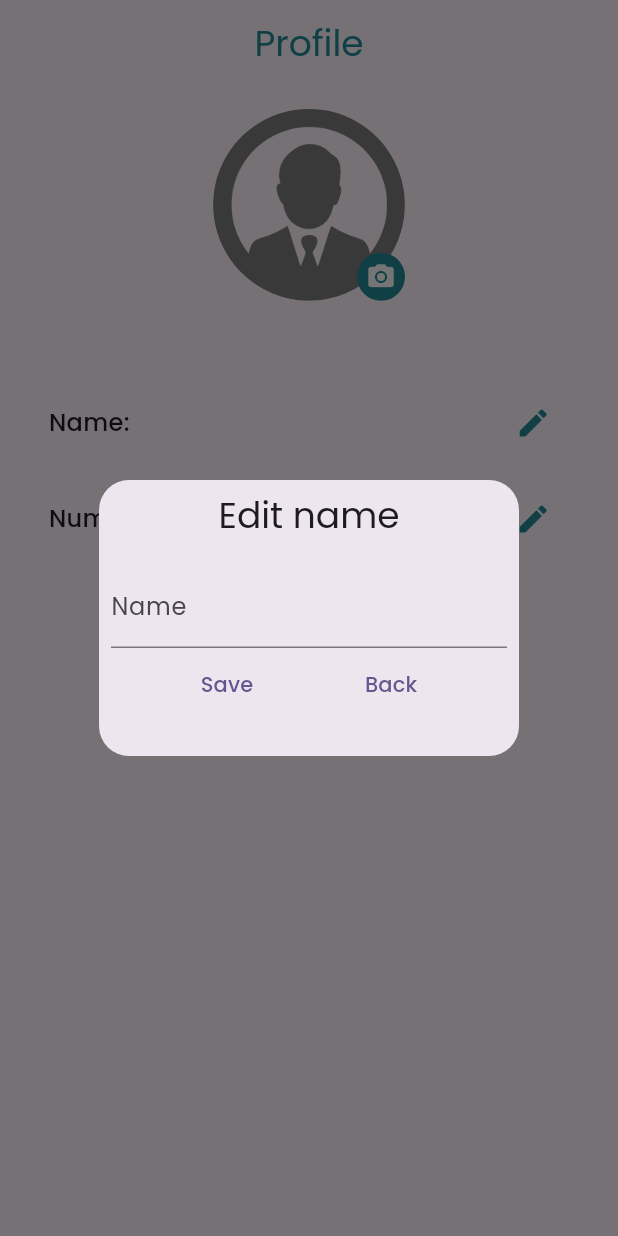
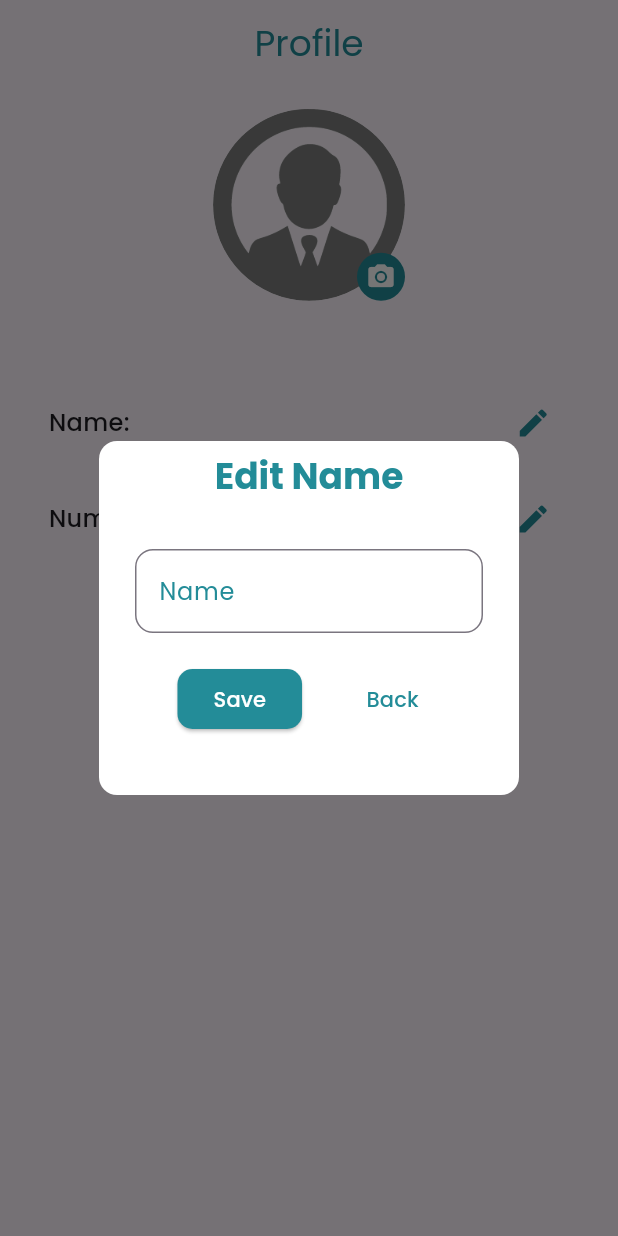
Before and after one commit to adhilfouzi/playtime, a Flutter app: the EditUser screen opened directly, after a tap on the "edit" icon, on a phone screen of 412 x 824 dp. Run offline on Flutter 3.47's test engine with Material 3 defaults, Android fonts, the light colour scheme and no system bars; drawn by our look-alikes of cached_network_image; our stand-ins replace carousel_slider, cloud_firestore, firebase_auth, firebase_core, firebase_storage, flutter_image_compress and 11 more; missing offline and left inert: razorpay_flutter; accounts and stored records are empty; network calls fail.

Commit message:
Resolved in editing user profile

```diff
--- a/lib/view/course/profile/screens/edit_profile.dart
+++ b/lib/view/course/profile/screens/edit_profile.dart
@@ -85,21 +85,21 @@ class EditUser extends StatelessWidget {
               SizedBox(height: screenHeight * 0.05),
               Padding(
                 padding: const EdgeInsets.all(16.0),
-                child: Column(
+                child: Obx(() => Column(
                       children: [
                         buildEditableField(
                           label: 'Name',
                           value: user.user.value.name,
-                      onEdit: () => user.editUserDetail('name'),
+                          onEdit: () => user.editUserDetail('Name'),
                         ),
                         SizedBox(height: screenHeight * 0.02),
                         buildEditableField(
                           label: 'Number',
                           value: user.user.value.number,
-                      onEdit: () => user.editUserDetail('number'),
+                          onEdit: () => user.editUserDetail('Number'),
                         ),
                       ],
-                ),
+                    )),
               ),
             ],
           ),
--- a/lib/view_model/course/usermodel_controller.dart
+++ b/lib/view_model/course/usermodel_controller.dart
@@ -1,6 +1,7 @@
 import 'dart:developer';
 import 'package:flutter/material.dart';
 import 'package:get/get.dart';
+import 'package:users_side_of_turf_booking/widget/const/colors.dart';
 import '../../../model/backend/repositories/authentication/firebase_authentication.dart';
 import '../../model/backend/repositories/firestore/user_repositories.dart';
 import '../../model/controller/validator.dart';
@@ -72,48 +73,73 @@ class UserController extends GetxController {
     }
   }
 
-  Future<void> editUserDetail(
-    String title,
-  ) async {
+  Future<void> editUserDetail(String title) async {
     Get.defaultDialog(
       title: "Edit $title",
-      content: Column(
+      titleStyle: const TextStyle(
+        fontSize: 24,
+        fontWeight: FontWeight.bold,
+        color: CustomColor.mainColor,
+      ),
+      content: Padding(
+        padding: const EdgeInsets.all(16.0),
+        child: Column(
           mainAxisSize: MainAxisSize.min,
           children: [
             TextFormField(
               decoration: InputDecoration(
-                label: Text(
-              title == "number" ? "Phone Number" : "Name",
-            )),
-            controller: title == "number" ? number : name,
+                labelText: title == "Number" ? "Phone Number" : "Name",
+                labelStyle: const TextStyle(color: CustomColor.mainColor),
+                border: OutlineInputBorder(
+                  borderRadius: BorderRadius.circular(12),
+                ),
+              ),
+              controller: title == "Number" ? number : name,
               validator: (value) => title == "number"
                   ? InputValidators.validatePhoneNumber(value)
                   : InputValidators.validateEmpty("Name", value),
               keyboardType:
-                title == "number" ? TextInputType.number : TextInputType.text,
+                  title == "Number" ? TextInputType.number : TextInputType.text,
               textInputAction: TextInputAction.done,
             ),
+            const SizedBox(height: 20),
             Row(
               mainAxisAlignment: MainAxisAlignment.spaceEvenly,
               children: [
-              TextButton(
+                ElevatedButton(
+                  style: ElevatedButton.styleFrom(
+                    backgroundColor: CustomColor.mainColor,
+                    shape: RoundedRectangleBorder(
+                      borderRadius: BorderRadius.circular(10),
+                    ),
+                  ),
                   onPressed: () async {
-                  title == "number"
+                    title == "Number"
                         ? await updateUserField('number', number.text)
                         : await updateUserField('name', name.text);
 
                     Get.back();
                   },
-                child: const Text("Save"),
+                  child: const Text(
+                    "Save",
+                    style: TextStyle(color: Colors.white),
+                  ),
                 ),
                 TextButton(
                   onPressed: () => Get.back(),
-                child: const Text("Back"),
+                  child: const Text(
+                    "Back",
+                    style: TextStyle(color: CustomColor.mainColor),
+                  ),
                 ),
               ],
             ),
           ],
         ),
+      ),
+      barrierDismissible: false,
+      backgroundColor: Colors.white,
+      radius: 12.0,
     );
   }
 }
```
Lines whose indentation alone changed are shown as unchanged.
